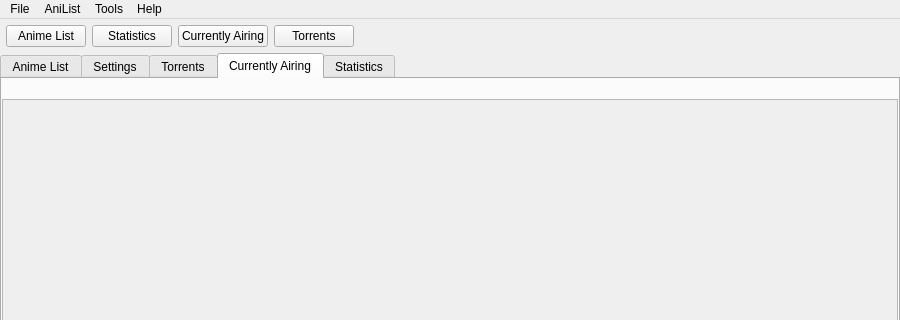
killmaster/Shinjiru, file src/gui/mainwindow.ui: the form before one commit; both pictures show x 0 to 900 and y 0 to 320 of the 900 by 500 pixel window.
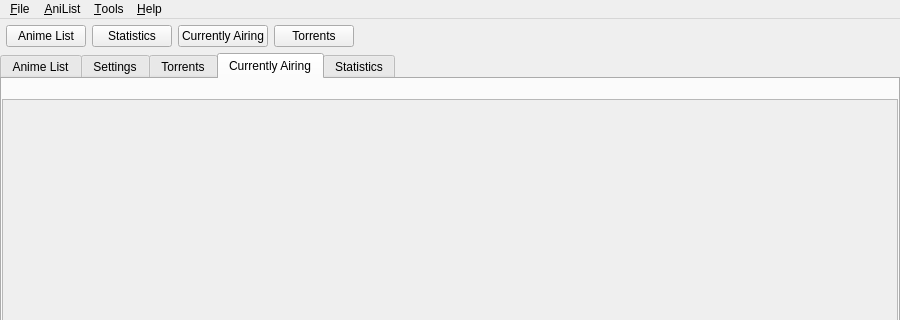
The form after the commit. The open tabs and pages were chosen to show the change.

Commit message: Add keyboard shortcuts for the menu bar

```diff
--- a/src/gui/mainwindow.ui
+++ b/src/gui/mainwindow.ui
@@ -1025,13 +1025,13 @@
    </property>
    <widget class="QMenu" name="menuFile">
     <property name="title">
-     <string>File</string>
+     <string>&amp;File</string>
     </property>
     <addaction name="actionExit"/>
    </widget>
    <widget class="QMenu" name="menuAniList">
     <property name="title">
-     <string>AniList</string>
+     <string>&amp;AniList</string>
     </property>
     <addaction name="actionRL"/>
     <addaction name="actionVP"/>
@@ -1040,7 +1040,7 @@
    </widget>
    <widget class="QMenu" name="menuTools">
     <property name="title">
-     <string>Tools</string>
+     <string>&amp;Tools</string>
     </property>
     <addaction name="actionEAR"/>
     <addaction name="separator"/>
@@ -1048,7 +1048,7 @@
    </widget>
    <widget class="QMenu" name="menuHelp">
     <property name="title">
-     <string>Help</string>
+     <string>&amp;Help</string>
     </property>
     <addaction name="actionAbout"/>
     <addaction name="actionHelp"/>
```
Left out of the diff: 24 changed lines with no effect on the pictures.
